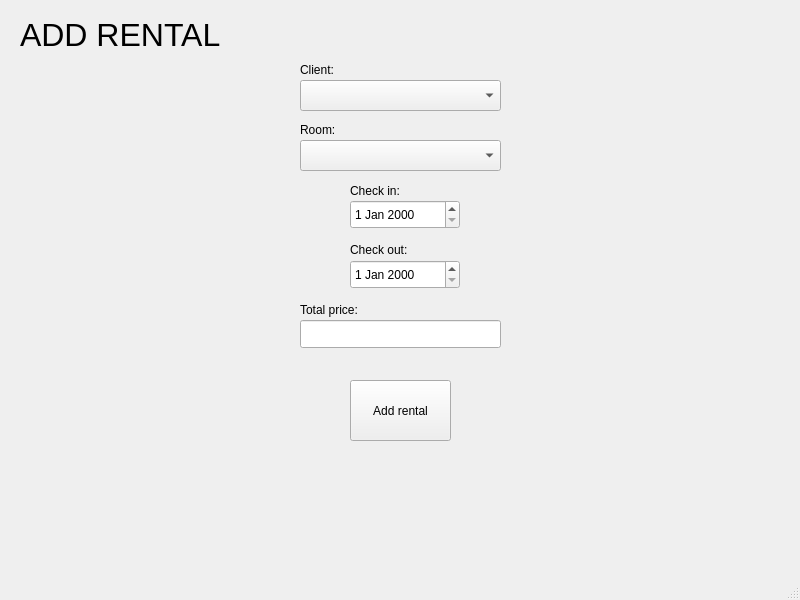
Above: addrental.ui from sluchson/Projekt-Studia-HotelSystem before the change. Below: the same form after it.
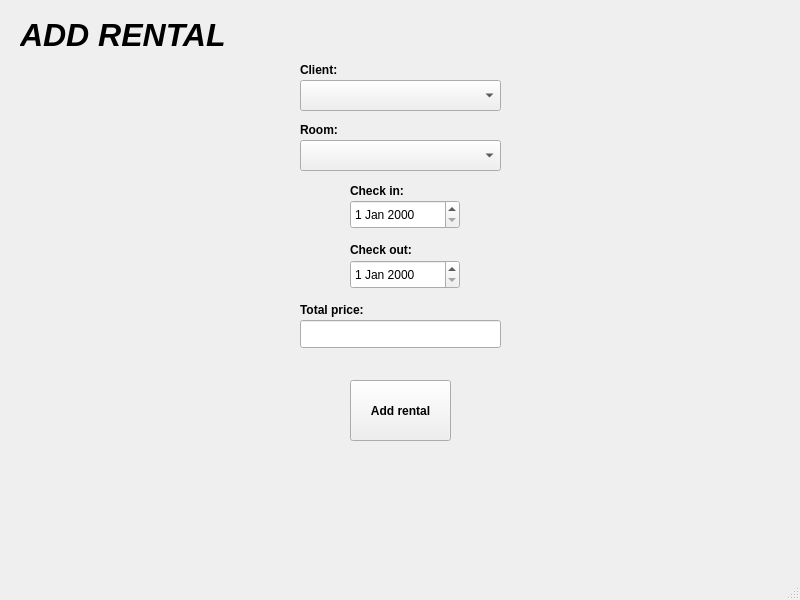
That is the form after the change.

```diff
--- a/addrental.ui
+++ b/addrental.ui
@@ -23,6 +23,11 @@
       <height>61</height>
      </rect>
     </property>
+    <property name="font">
+     <font>
+      <bold>true</bold>
+     </font>
+    </property>
     <property name="text">
      <string>Add rental</string>
     </property>
@@ -86,6 +91,11 @@
       <height>20</height>
      </rect>
     </property>
+    <property name="font">
+     <font>
+      <bold>true</bold>
+     </font>
+    </property>
     <property name="text">
      <string>Client:</string>
     </property>
@@ -99,6 +109,11 @@
       <height>20</height>
      </rect>
     </property>
+    <property name="font">
+     <font>
+      <bold>true</bold>
+     </font>
+    </property>
     <property name="text">
      <string>Room:</string>
     </property>
@@ -112,6 +127,11 @@
       <height>21</height>
      </rect>
     </property>
+    <property name="font">
+     <font>
+      <bold>true</bold>
+     </font>
+    </property>
     <property name="text">
      <string>Check in:</string>
     </property>
@@ -125,6 +145,11 @@
       <height>20</height>
      </rect>
     </property>
+    <property name="font">
+     <font>
+      <bold>true</bold>
+     </font>
+    </property>
     <property name="text">
      <string>Check out:</string>
     </property>
@@ -138,6 +163,11 @@
       <height>20</height>
      </rect>
     </property>
+    <property name="font">
+     <font>
+      <bold>true</bold>
+     </font>
+    </property>
     <property name="text">
      <string>Total price:</string>
     </property>
@@ -147,13 +177,15 @@
      <rect>
       <x>20</x>
       <y>10</y>
-      <width>231</width>
+      <width>251</width>
       <height>49</height>
      </rect>
     </property>
     <property name="font">
      <font>
       <pointsize>24</pointsize>
+      <italic>true</italic>
+      <bold>true</bold>
      </font>
     </property>
     <property name="text">
```
Left out of the diff: 2 changed lines with no effect on the pictures.
